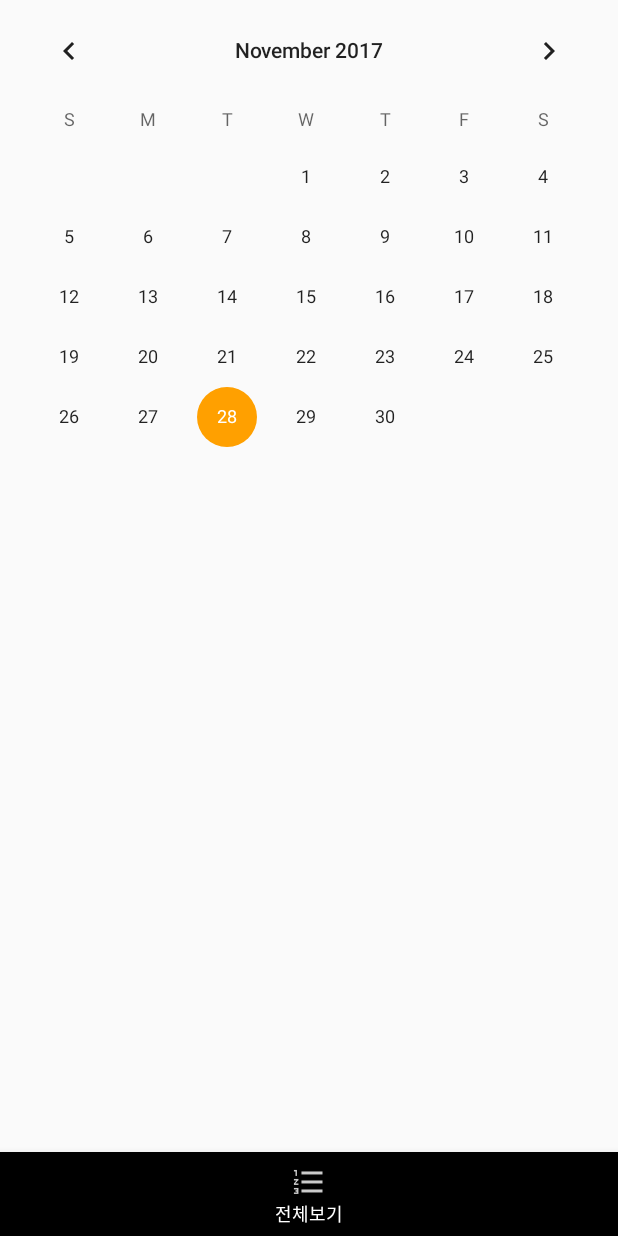
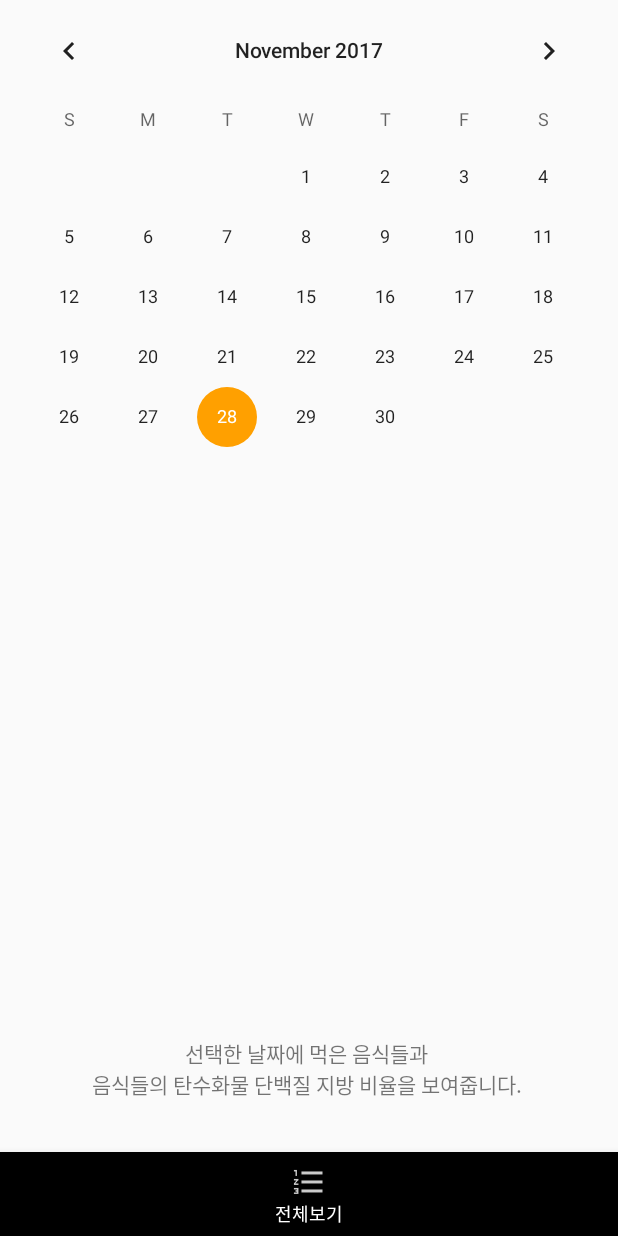
Before and after one commit to azxca1731/WaokDiet, an Android app: the ChartActivity screen opened directly, with no data from a screen before it, on a phone screen of 412 x 824 dp. Run offline under Robolectric (Android 15) with nearby library versions, the phone set to English and light mode, and no system bars; Roboto replaces fonts that are not available here; 1 statement that could not run was skipped.

Commit message:
프로젝트 찐찐막!

```diff
--- a/app/src/main/java/org/androidtown/dietapp/Chart/ViewAllCalendarFragment.java
+++ b/app/src/main/java/org/androidtown/dietapp/Chart/ViewAllCalendarFragment.java
@@ -75,6 +75,7 @@ public class ViewAllCalendarFragment extends android.support.v4.app.Fragment{
         dates=1;
         sum_of_calorie = new int[31];
 
+        // uid를 전달받음
         bundle = getArguments();
         uid = bundle.getString("uid");
 
@@ -95,6 +96,7 @@ public class ViewAllCalendarFragment extends android.support.v4.app.Fragment{
         return layoutGraphView;
     }
 
+    // 차트그리기
     private void get_datas_and_makeChart(){
         historyRef.addValueEventListener(new ValueEventListener() {
             @Override
--- a/app/src/main/java/org/androidtown/dietapp/Chart/ViewHistoryDataActivity.java
+++ b/app/src/main/java/org/androidtown/dietapp/Chart/ViewHistoryDataActivity.java
@@ -31,8 +31,8 @@ public class ViewHistoryDataActivity extends AppCompatActivity {
     Bundle bundle = new Bundle(1);
     Intent intent;
 
+    // 파이어베이스
     FirebaseDatabase database = FirebaseDatabase.getInstance();
-
     DatabaseReference myHistoryRef;
 
     // bottomnav
--- a/app/src/main/java/org/androidtown/dietapp/Chart/ViewUserInterestFragment.java
+++ b/app/src/main/java/org/androidtown/dietapp/Chart/ViewUserInterestFragment.java
@@ -56,9 +56,10 @@ public class ViewUserInterestFragment extends android.support.v4.app.Fragment{
     private TextView rank_t_fat;
     private TextView rank_natrium;
 
-    //
+    // 탄단지
     private int carbo, protein, fat;
 
+    // 번들
     Bundle bundle;
 
     //파이어베이스
@@ -198,6 +199,7 @@ public class ViewUserInterestFragment extends android.support.v4.app.Fragment{
     }
 
 
+    // 좌측화면 먹은횟수1위인 음식의 내용
     private void set_rank_food(){
         if(interestList.size()!=0){
             if(activity.isFinishing()) {return;}
@@ -218,6 +220,7 @@ public class ViewUserInterestFragment extends android.support.v4.app.Fragment{
 
     }
 
+    // 조언
     private void advise(){
         if(interestList.size()!=0) {
             int sum = carbo + fat + protein;
--- a/app/src/main/res/layout/activity_chart.xml
+++ b/app/src/main/res/layout/activity_chart.xml
@@ -8,7 +8,7 @@
         android:layout_width="match_parent"
         android:id="@+id/calendar"
         android:layout_height="0px"
-        android:layout_weight="1"
+        android:layout_weight="6"
 
         android:minDate="01/01/2017"
         android:maxDate="12/31/2099"
@@ -20,6 +20,15 @@
 
         android:showWeekNumber="false"
         />
+
+    <TextView
+        android:id="@+id/textView"
+        android:layout_width="match_parent"
+        android:gravity="center"
+        android:layout_gravity="center"
+        android:layout_height="0px"
+        android:layout_weight="1"
+        android:text="선택한 날짜에 먹은 음식들과 \n음식들의 탄수화물 단백질 지방 비율을 보여줍니다. " />
 
     <android.support.design.widget.BottomNavigationView
         android:id="@+id/bottom_nav_in_chart"
--- a/app/src/main/res/layout/activity_view_calender.xml
+++ b/app/src/main/res/layout/activity_view_calender.xml
@@ -22,12 +22,12 @@
             android:layout_above="@+id/buttons_in_view_chart"
             android:layout_marginLeft="8dp"
             android:layout_marginRight="8dp"
-            android:layout_weight="4"></android.support.constraint.ConstraintLayout>
+            android:layout_weight="6"></android.support.constraint.ConstraintLayout>
 
         <android.support.v7.widget.RecyclerView
             android:id="@+id/calendar_list"
+            android:layout_width="match_parent"
             android:layout_height="0dp"
-            android:layout_width="match_parent"
             android:layout_weight="1"
             app:layout_constraintBottom_toBottomOf="parent"
             app:layout_constraintEnd_toEndOf="parent"
--- a/app/src/main/res/layout/view_item.xml
+++ b/app/src/main/res/layout/view_item.xml
@@ -9,7 +9,6 @@
     card_view:cardCornerRadius="12dp"
     card_view:cardElevation="3dp"
     card_view:contentPadding="4dp"
-    android:foreground="?selectableItemBackground"
     android:clickable="true">
 
     <LinearLayout
--- a/app/src/main/res/menu/bottom_nav_chart.xml
+++ b/app/src/main/res/menu/bottom_nav_chart.xml
@@ -14,14 +14,14 @@
     <item
         android:id="@+id/action_viewPie"
         android:enabled="true"
-        android:icon="@drawable/ic_userinfo"
+        android:icon="@drawable/ic_chart"
         android:title="탄단지로 보기"
         app:showAsAction="ifRoom"></item>
 
     <item
         android:id="@+id/action_viewInterest"
         android:enabled="true"
-        android:icon="@drawable/ic_chart"
+        android:icon="@drawable/ic_userinfo"
         android:title="음식경향 보기"
         app:showAsAction="ifRoom"></item>
 
```
Also changed, not shown: app/src/main/java/org/androidtown/dietapp/Chart/ChartAdapter.java (+0 -16 lines), app/src/main/java/org/androidtown/dietapp/Chart/ViewAllCalendarFragment_byPie.java (+20 -10 lines).
